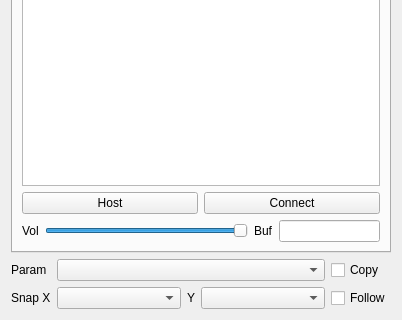
Before: the Qt Designer form src/editor/sidemenu/SideMenu.ui in yuxshao/ptcollab, drawn with Qt 5; both pictures show x 0 to 402 and y 315 to 635 of the 402 by 635 pixel window.
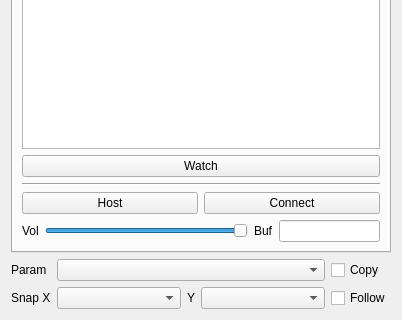
After: the same form once the commit is applied. The open tabs and pages were chosen to show the change. Icons and pictures are not drawn.

```diff
--- a/src/editor/sidemenu/SideMenu.ui
+++ b/src/editor/sidemenu/SideMenu.ui
@@ -370,6 +370,20 @@
          </property>
         </widget>
        </item>
+       <item>
+        <widget class="QPushButton" name="watchBtn">
+         <property name="text">
+          <string>Watch</string>
+         </property>
+        </widget>
+       </item>
+       <item>
+        <widget class="Line" name="line_2">
+         <property name="orientation">
+          <enum>Qt::Horizontal</enum>
+         </property>
+        </widget>
+       </item>
        <item>
         <layout class="QHBoxLayout" name="horizontalLayout_4">
          <item>
```
Left out of the diff: 2 changed lines with no effect on the pictures.
